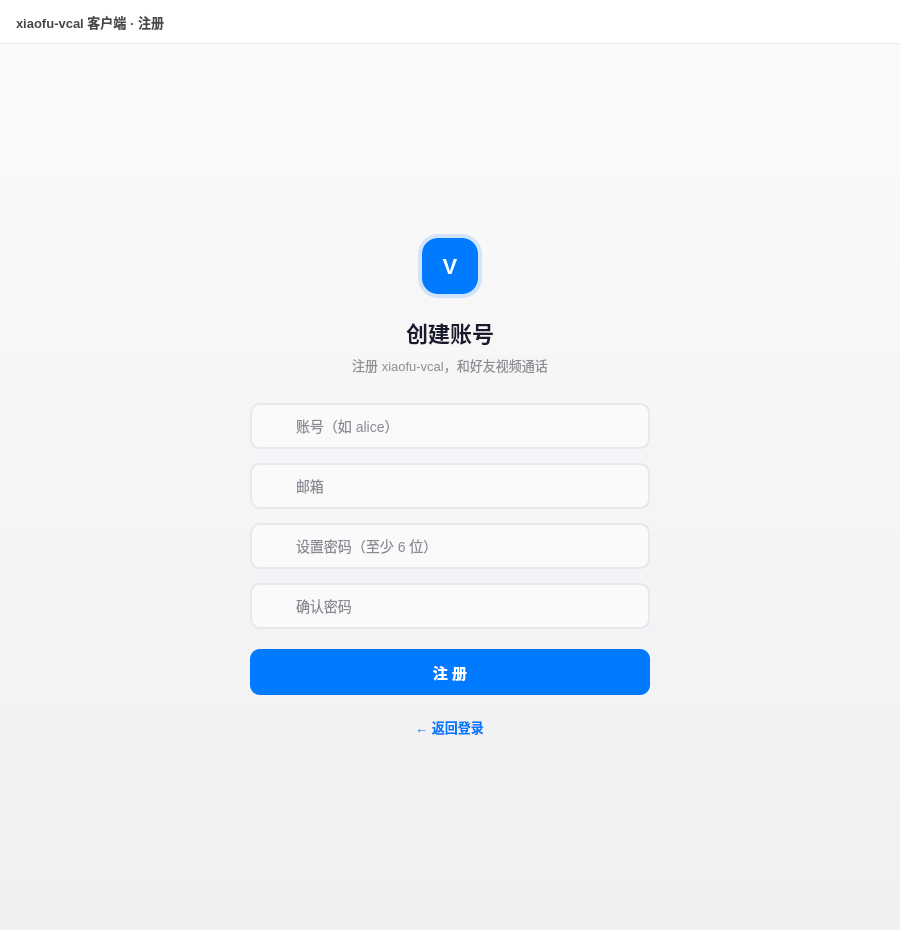
Above: client/ui/RegisterWidget.ui from 675-debug/xiaofu-vcall before the change. Below: the same form after it.
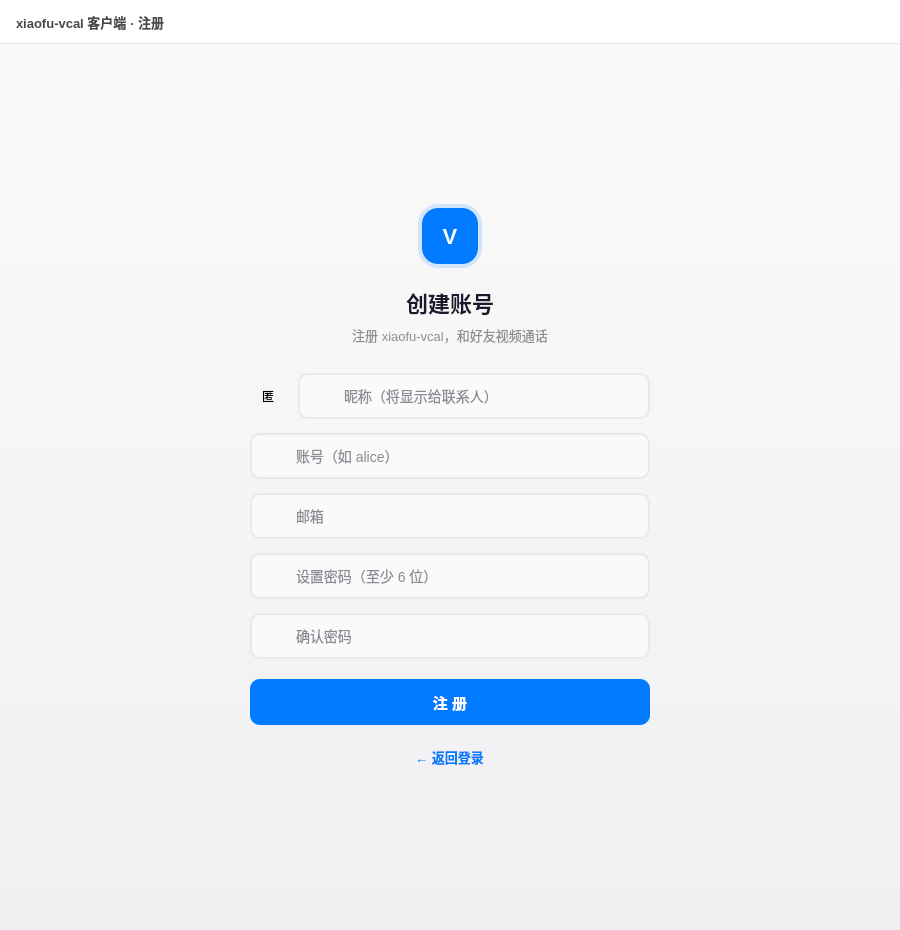
That is the form after the change. Icons and pictures are not drawn.

```diff
--- a/client/ui/RegisterWidget.ui
+++ b/client/ui/RegisterWidget.ui
@@ -381,6 +381,28 @@
            </property>
           </spacer>
          </item>
+         <item>
+          <widget class="QWidget" name="fieldNickname" native="true">
+           <property name="minimumSize"><size><width>0</width><height>46</height></size></property>
+           <property name="maximumSize"><size><width>16777215</width><height>46</height></size></property>
+           <widget class="QLabel" name="avatarPreview">
+            <property name="geometry"><rect><x>0</x><y>5</y><width>36</width><height>36</height></rect></property>
+            <property name="text"><string>匿</string></property>
+            <property name="alignment"><set>Qt::AlignCenter</set></property>
+           </widget>
+           <widget class="QLineEdit" name="editNickname">
+            <property name="geometry"><rect><x>48</x><y>0</y><width>352</width><height>46</height></rect></property>
+            <property name="placeholderText"><string>昵称（将显示给联系人）</string></property>
+           </widget>
+          </widget>
+         </item>
+         <item>
+          <spacer name="gapNicknameUser">
+           <property name="orientation"><enum>Qt::Vertical</enum></property>
+           <property name="sizeType"><enum>QSizePolicy::Fixed</enum></property>
+           <property name="sizeHint" stdset="0"><size><width>0</width><height>14</height></size></property>
+          </spacer>
+         </item>
          <item>
           <widget class="QWidget" name="fieldUser" native="true">
            <property name="minimumSize">
```
